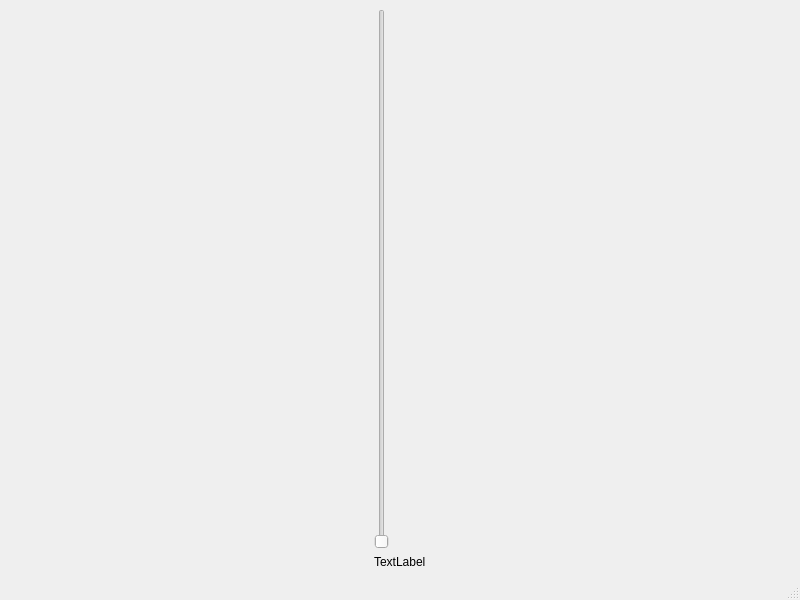
The window that ElevatorSim/mainwindow.ui (riggskevinp/oopcpp) describes before a commit, drawn with Qt 5.
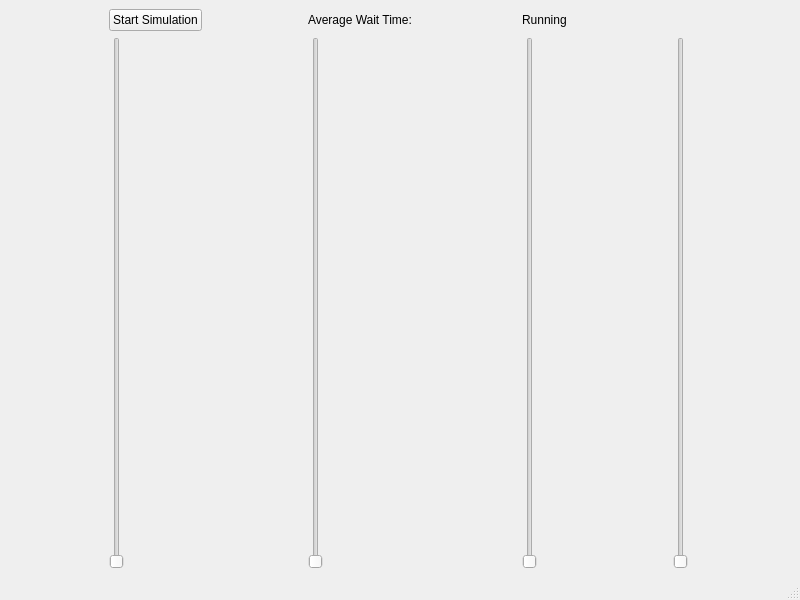
The same window after the commit.

Patch:
```diff
--- a/ElevatorSim/mainwindow.ui
+++ b/ElevatorSim/mainwindow.ui
@@ -14,27 +14,55 @@
    <string>Probabilities: Independent Events</string>
   </property>
   <widget class="QWidget" name="centralwidget">
-   <layout class="QGridLayout" name="gridLayout_2">
-    <item row="0" column="0">
      <layout class="QGridLayout" name="gridLayout">
+    <item row="1" column="1">
+     <widget class="QSlider" name="verticalSlider_2">
+      <property name="orientation">
+       <enum>Qt::Vertical</enum>
+      </property>
+     </widget>
+    </item>
+    <item row="1" column="2">
+     <widget class="QSlider" name="verticalSlider_3">
+      <property name="orientation">
+       <enum>Qt::Vertical</enum>
+      </property>
+     </widget>
+    </item>
       <item row="1" column="0">
-       <widget class="QLabel" name="label">
-        <property name="text">
-         <string>TextLabel</string>
-        </property>
-       </widget>
-      </item>
-      <item row="0" column="0">
        <widget class="QSlider" name="verticalSlider">
-        <property name="maximum">
-         <number>100</number>
-        </property>
+      <property name="orientation">
+       <enum>Qt::Vertical</enum>
+      </property>
+     </widget>
+    </item>
+    <item row="1" column="3">
+     <widget class="QSlider" name="verticalSlider_4">
         <property name="orientation">
          <enum>Qt::Vertical</enum>
         </property>
        </widget>
       </item>
-     </layout>
+    <item row="0" column="1">
+     <widget class="QLabel" name="label">
+      <property name="text">
+       <string>Average Wait Time: </string>
+      </property>
+     </widget>
+    </item>
+    <item row="0" column="2">
+     <widget class="QLabel" name="label_2">
+      <property name="text">
+       <string>Running</string>
+      </property>
+     </widget>
+    </item>
+    <item row="0" column="0">
+     <widget class="QPushButton" name="pushButton">
+      <property name="text">
+       <string>Start Simulation</string>
+      </property>
+     </widget>
     </item>
    </layout>
   </widget>
```
Left out of the diff: 2 changed lines with no effect on the pictures. Lines whose indentation alone changed are shown as unchanged.
